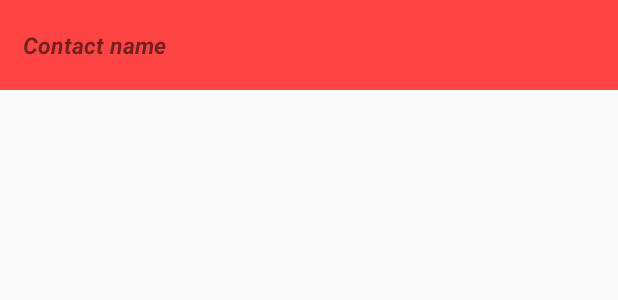
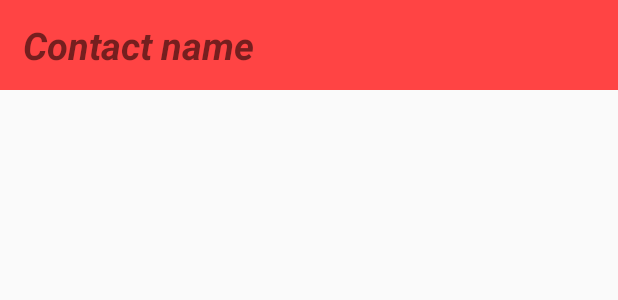
Before and after one commit to N-plat/android-app, an Android app: the layout contact_new_message.xml on its own in the app's theme, with its tools: preview values and no code run, on a phone screen of 412 x 824 dp. Shown: the top 300 px of the screen. Run offline under Robolectric (Android 15) with nearby library versions, the phone set to English and light mode, and no system bars.

```diff
--- a/app/build.gradle
+++ b/app/build.gradle
@@ -7,8 +7,8 @@ android {
         applicationId "ch.ecommunicate.chat"
         minSdkVersion 15
         targetSdkVersion 25
-        versionCode 6
-        versionName "alpha_1_1_2"
+        versionCode 8
+        versionName "alpha_1_1_4"
         testInstrumentationRunner "android.support.test.runner.AndroidJUnitRunner"
     }
     buildTypes {
--- a/app/src/main/java/ch/ecommunicate/chat/Contacts.java
+++ b/app/src/main/java/ch/ecommunicate/chat/Contacts.java
@@ -149,7 +149,7 @@ public class Contacts extends AppCompatActivity implements AdapterView.OnItemCli
         protected void onPreExecute() {
             super.onPreExecute();
 
-            progressDialog = ProgressDialog.show(context, "","Getting Contacts");
+            //progressDialog = ProgressDialog.show(context, "","Getting Contacts");
         }
 
         @Override
@@ -241,7 +241,7 @@ public class Contacts extends AppCompatActivity implements AdapterView.OnItemCli
 
             contact_listview.setAdapter((ListAdapter) contact_array_adapter);
 
-            progressDialog.dismiss();
+            //progressDialog.dismiss();
         }
 
         @Override
--- a/app/src/main/res/layout/contact_new_message.xml
+++ b/app/src/main/res/layout/contact_new_message.xml
@@ -18,7 +18,7 @@
         android:layout_height="wrap_content"
         android:background="@android:color/holo_red_light"
         android:text="Contact name"
-        android:textSize="15sp"
+        android:textSize="25sp"
         android:textStyle="bold|italic" />
 
 </RelativeLayout>
```
Also changed, not shown: app/src/main/res/mipmap-hdpi/ic_launcher.png, app/src/main/res/mipmap-hdpi/ic_launcher_round.png, app/src/main/res/mipmap-mdpi/ic_launcher.png, app/src/main/res/mipmap-mdpi/ic_launcher_round.png, app/src/main/res/mipmap-xhdpi/ic_launcher.png, app/src/main/res/mipmap-xhdpi/ic_launcher_round.png, app/src/main/res/mipmap-xxhdpi/ic_launcher.png, app/src/main/res/mipmap-xxhdpi/ic_launcher_round.png, app/src/main/res/mipmap-xxxhdpi/ic_launcher.png, app/src/main/res/mipmap-xxxhdpi/ic_launcher_round.png.
